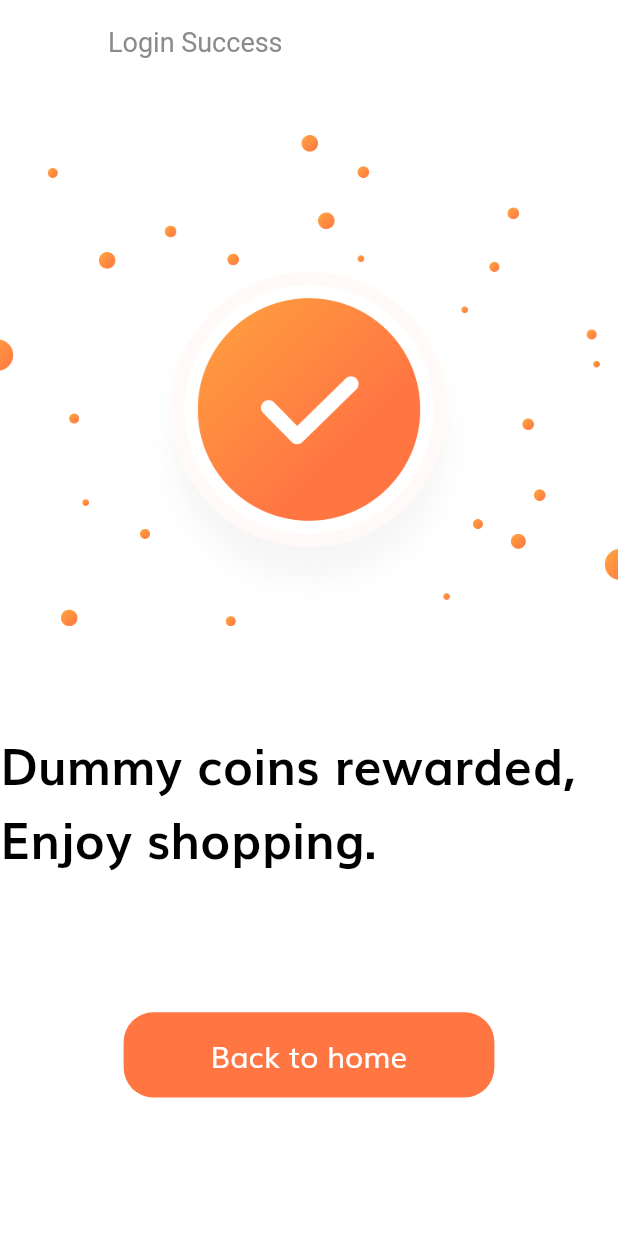
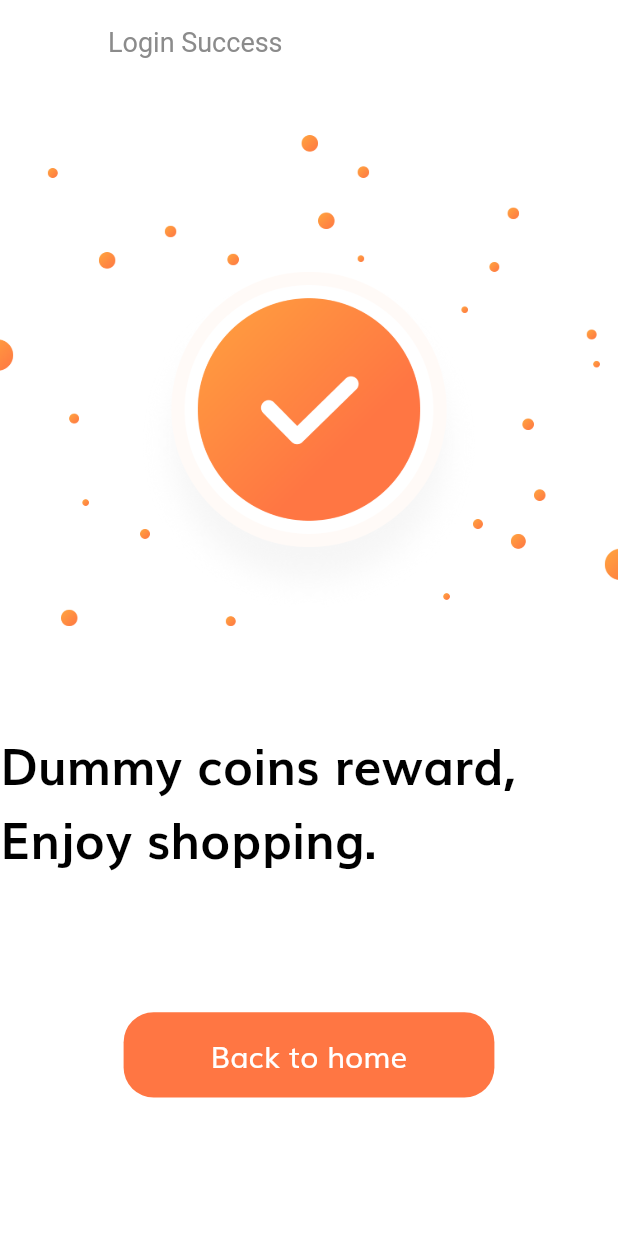
Before and after one commit to jeremy-stark17/Hashing-and-Salting-on-Shopping-App, a Flutter app: the LoginSuccessScreen screen opened by its route, on a phone screen of 412 x 824 dp. Run offline on Flutter 3.47's test engine with Material 2 defaults, Android fonts, the phone set to English and light mode, and no system bars; our stand-ins replace flutter_svg.

Commit message:
minor change

```diff
--- a/lib/screens/login_success/components/body.dart
+++ b/lib/screens/login_success/components/body.dart
@@ -15,7 +15,7 @@ class Body extends StatelessWidget {
         ),
         SizedBox(height: SizeConfig.screenHeight * 0.08),
         Text(
-          "Dummy coins rewarded, Enjoy shopping.",
+          "Dummy coins reward, Enjoy shopping.",
           style: TextStyle(
             fontSize: getProportionateScreenWidth(30),
             fontWeight: FontWeight.bold,
```
